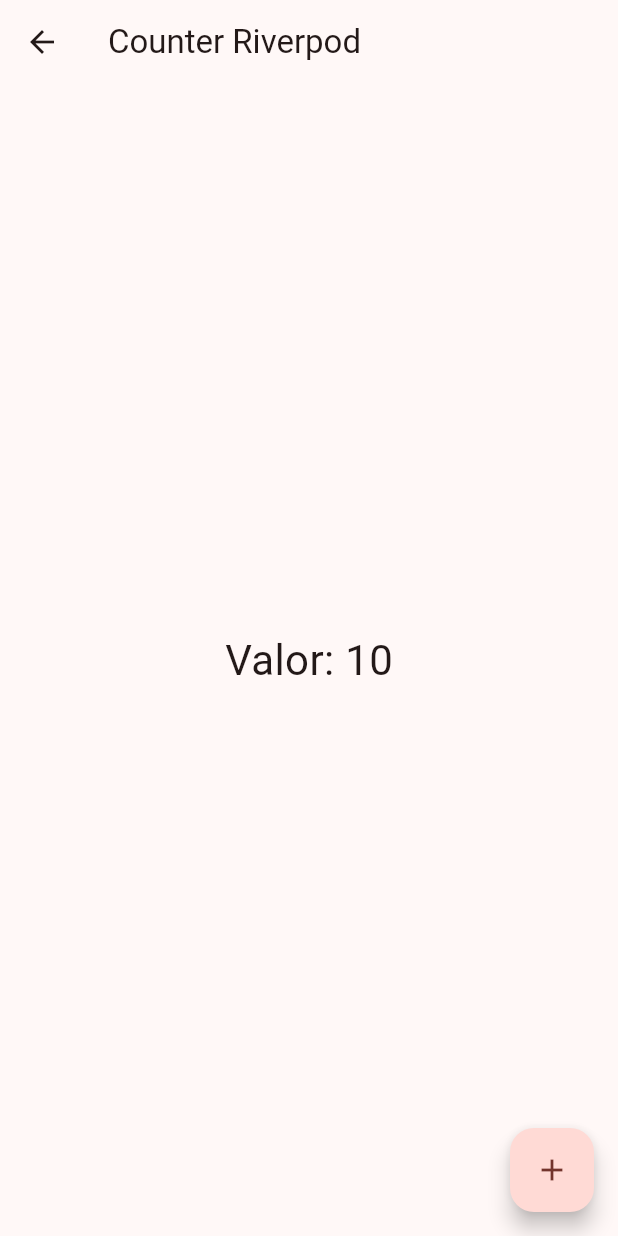
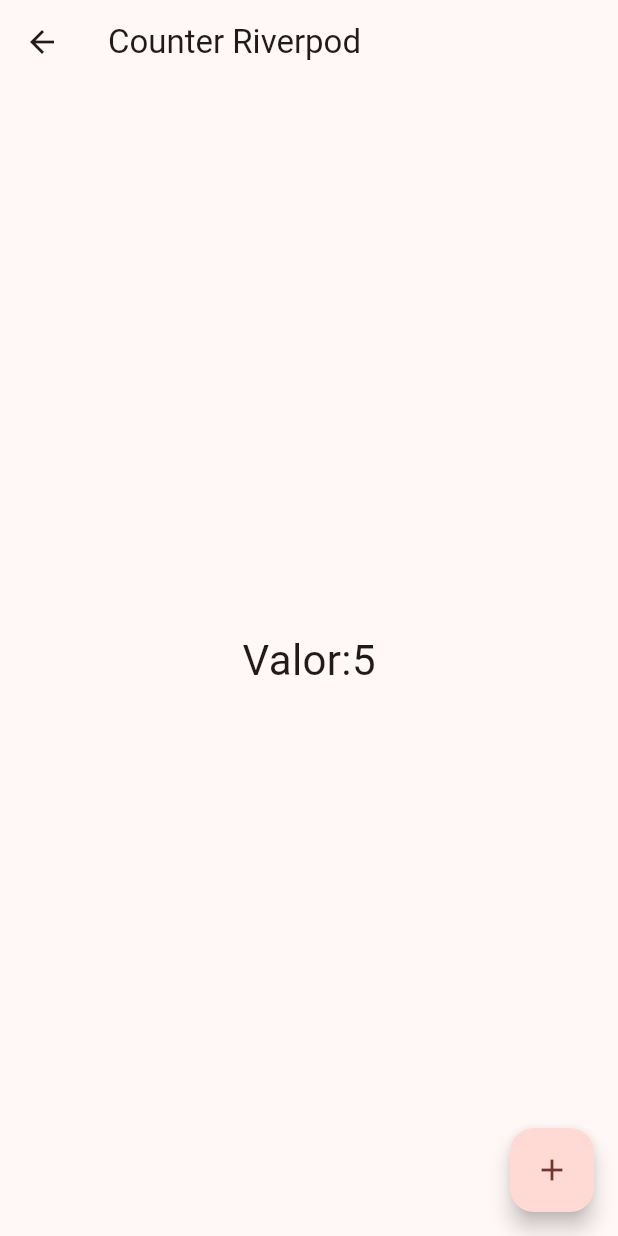
Before and after one commit to ju-lienz/widgets_app, a Flutter app: the screen it shows after launch, after a tap on "Counter", on a phone screen of 412 x 824 dp. Run offline on Flutter 3.47's test engine with Material 3 defaults, Android fonts, the phone set to English and light mode, and no system bars; our stand-ins replace animate_do, flutter_riverpod, go_router.

Commit message:
add counter provider

```diff
--- a/lib/main.dart
+++ b/lib/main.dart
@@ -1,9 +1,12 @@
 import 'package:flutter/material.dart';
+import 'package:flutter_riverpod/flutter_riverpod.dart';
 import 'package:widgets_app/config/router/app_router.dart';
 import 'package:widgets_app/config/theme/app_theme.dart';
 
+/// The `ProviderScope` must be at the beginning of the application to ensure that all providers
+/// are available to all parts of the app. It provides a global context for state management.
 void main() {
-  runApp(const MainApp());
+  runApp(const ProviderScope(child: MainApp()));
 }
 
 class MainApp extends StatelessWidget {
--- /dev/null
+++ b/lib/presentation/providers/counter_provider.dart
@@ -0,0 +1,12 @@
+import 'package:flutter_riverpod/flutter_riverpod.dart';
+
+/// Each provider stores a specific state, promoting modularity and separation of concerns. This makes
+/// providers easier to maintain, test, and reuse.
+///
+/// A `stateProvider` is a small piece of state information that can be used to manage the
+/// state of various aspects of the application. For example, it can be used to track the
+/// selected theme, the state of a form, or the data loaded from an API.
+///
+/// Here, the `counterProvider` is used to track the value of a counter. The initial value is 5,
+/// and the counter can be incremented or decremented using provider actions.
+final counterProvider = StateProvider((ref) => 5);
--- a/lib/presentation/screens/counter/counter_screen.dart
+++ b/lib/presentation/screens/counter/counter_screen.dart
@@ -1,20 +1,30 @@
 import 'package:flutter/material.dart';
+import 'package:flutter_riverpod/flutter_riverpod.dart';
+import 'package:widgets_app/presentation/providers/counter_provider.dart';
 
-class CounterScreen extends StatelessWidget {
+/// A `ConsumerWidget` widget that aims to access a builder and obtain the values
+/// I need from my provider.
+///
+/// It provides a `WidgetRef ref` reference in the `build` method. It's a way to
+/// notify Riverpod that a reference to a provider will be used, which we will specify later.
+class CounterScreen extends ConsumerWidget {
   // Name of the route for go_router config
   static const String name = 'counter';
   const CounterScreen({super.key});
 
   @override
-  Widget build(BuildContext context) {
+  Widget build(BuildContext context, WidgetRef ref) {
+    /// The current value of the counter, retrieved from the `counterProvider`.
+    /// The `Watch` method allows you to listen for changes in state.
+    final int clickCounter = ref.watch(counterProvider);
     return Scaffold(
       appBar: AppBar(
         title: const Text("Counter Riverpod"),
       ),
-      body: const Center(
+      body: Center(
         child: Text(
-          "Valor: 10",
-          style: TextStyle(fontSize: 28),
+          "Valor:$clickCounter",
+          style: const TextStyle(fontSize: 28),
         ),
       ),
       floatingActionButton: FloatingActionButton(
--- a/pubspec.yaml
+++ b/pubspec.yaml
@@ -11,6 +11,7 @@ dependencies:
   flutter:
     sdk: flutter
   go_router: ^14.1.3
+  flutter_riverpod: ^2.2.0
 
 dev_dependencies:
   flutter_lints: ^3.0.0
```
Also changed, not shown: pubspec.lock.
